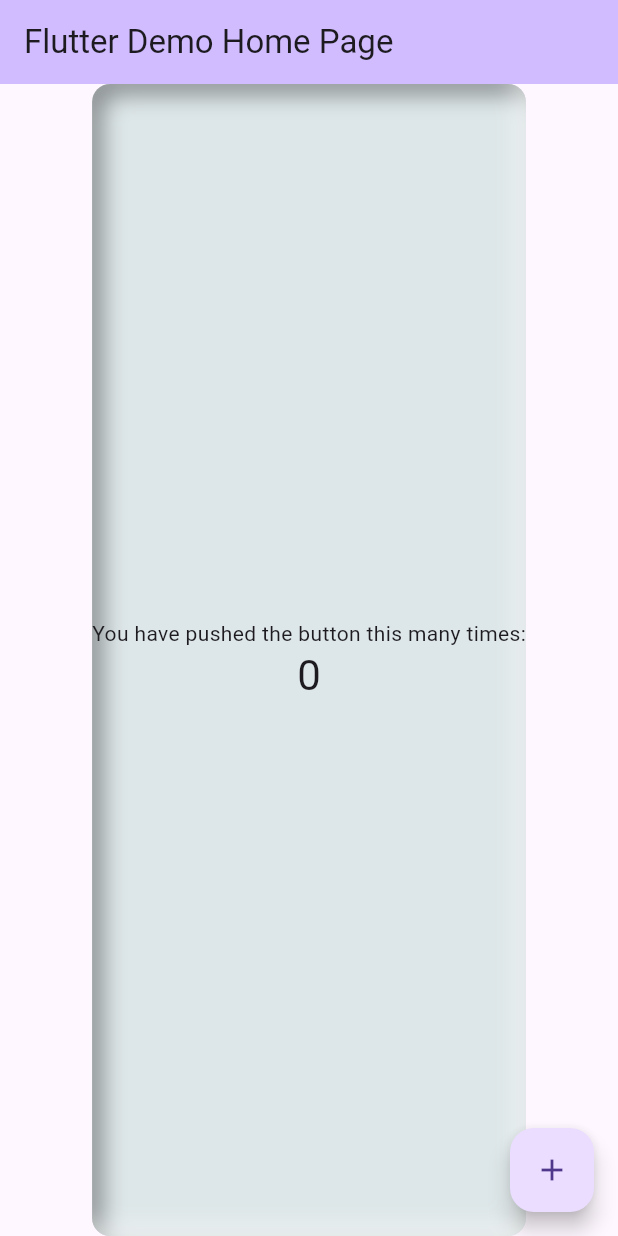
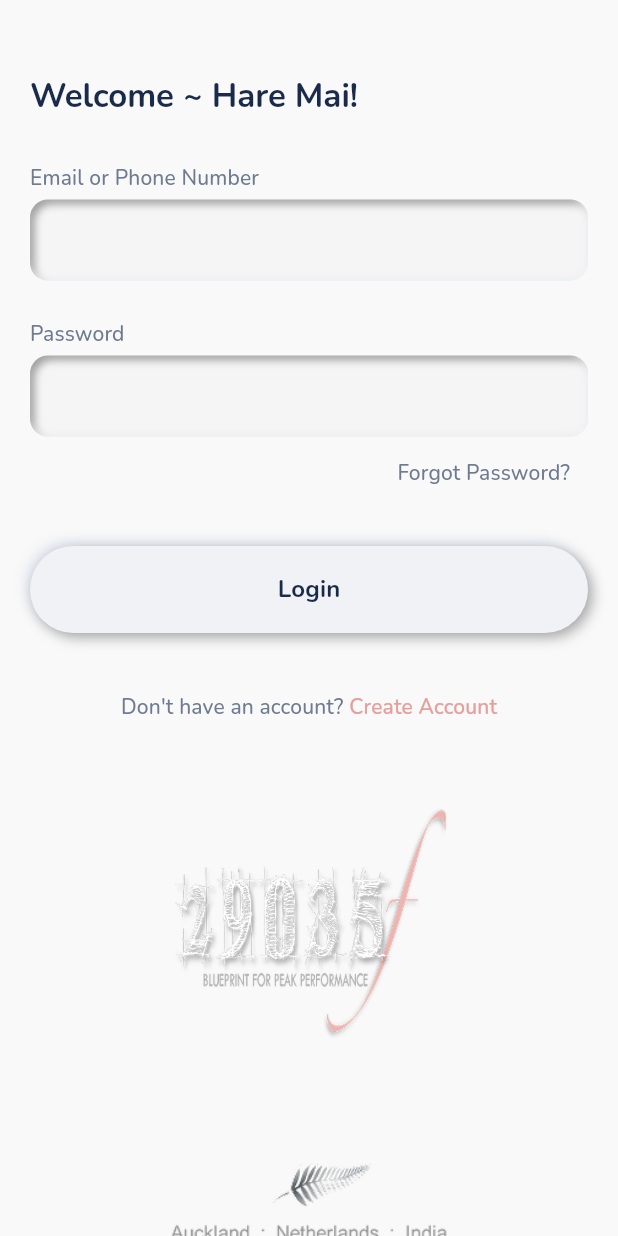
Before and after one commit to iamdanishm/_29035f, a Flutter app: the screen it shows after launch, on a phone screen of 412 x 824 dp. Run offline on Flutter 3.47's test engine with Material 3 defaults, Android fonts, the phone set to English and light mode, and no system bars; our stand-ins replace flutter_neumorphic_plus, flutter_riverpod, go_router, google_fonts.

Commit message:
login screen created

```diff
--- /dev/null
+++ b/lib/auth/login.dart
@@ -0,0 +1,117 @@
+import 'package:_29035f/utils/app_colors.dart';
+import 'package:_29035f/utils/app_images.dart';
+import 'package:_29035f/utils/widgets/neu_button.dart';
+import 'package:_29035f/utils/widgets/neu_text_field.dart';
+import 'package:flutter_neumorphic_plus/flutter_neumorphic.dart';
+import 'package:flutter_riverpod/flutter_riverpod.dart';
+
+class LoginScreen extends ConsumerWidget {
+  const LoginScreen({super.key});
+
+  @override
+  Widget build(BuildContext context, WidgetRef ref) {
+    return Scaffold(
+      body: SafeArea(
+        child: SingleChildScrollView(
+          padding: const EdgeInsets.symmetric(horizontal: 20, vertical: 30),
+          child: Column(
+            crossAxisAlignment: CrossAxisAlignment.start,
+            children: [
+              Padding(
+                padding: const EdgeInsets.only(top: 20, bottom: 30),
+                child: Text(
+                  'Welcome ~ Hare Mai!',
+                  style: Theme.of(context).textTheme.titleLarge!.copyWith(
+                    fontWeight: FontWeight.bold,
+                    color: AppColors.textColor,
+                  ),
+                ),
+              ),
+
+              // Email or Phone number
+              NeuTextField(
+                label: "Email or Phone Number",
+                keyboardType: TextInputType.emailAddress,
+                onChanged: (text) {},
+                validator: (text) {
+                  return null;
+                },
+              ),
+
+              SizedBox(height: 25),
+
+              // Password
+              NeuTextField(
+                label: "Password",
+                keyboardType: TextInputType.visiblePassword,
+                onChanged: (text) {},
+                validator: (text) {
+                  return null;
+                },
+              ),
+
+              // Forgot Password btn
+              Align(
+                alignment: Alignment.centerRight,
+                child: TextButton(
+                  onPressed: () {},
+                  style: TextButton.styleFrom(
+                    foregroundColor: AppColors.lightTextColor,
+                  ),
+                  child: Text("Forgot Password?"),
+                ),
+              ),
+
+              // Login Btn
+              Padding(
+                padding: const EdgeInsets.symmetric(vertical: 25),
+                child: NeuButton(
+                  title: "Login",
+                  onPressed: () {},
+                  height: 58,
+                  width: double.infinity,
+                ),
+              ),
+
+              // Create Account btn
+              Align(
+                alignment: Alignment.center,
+                child: TextButton(
+                  onPressed: () {},
+                  style: TextButton.styleFrom(
+                    foregroundColor: AppColors.lightTextColor,
+                  ),
+                  child: RichText(
+                    text: TextSpan(
+                      children: <InlineSpan>[
+                        TextSpan(
+                          text: 'Create Account',
+                          style: Theme.of(context).textTheme.labelLarge!
+                              .copyWith(color: AppColors.lightPink),
+                        ),
+                      ],
+                      text: 'Don\'t have an account? ',
+                      style: Theme.of(context).textTheme.labelLarge!.copyWith(
+                        color: AppColors.lightTextColor,
+                      ),
+                    ),
+                  ),
+                ),
+              ),
+              SizedBox(height: 30),
+              Align(
+                alignment: Alignment.center,
+                child: Image.asset(AppImages.logo, width: 200),
+              ),
+              SizedBox(height: 50),
+              Align(
+                alignment: Alignment.center,
+                child: Image.asset(AppImages.logo2, width: 200),
+              ),
+            ],
+          ),
+        ),
+      ),
+    );
+  }
+}
--- a/lib/main.dart
+++ b/lib/main.dart
@@ -1,7 +1,13 @@
+import 'package:_29035f/routes/router.dart';
+import 'package:_29035f/utils/app_colors.dart';
 import 'package:flutter_neumorphic_plus/flutter_neumorphic.dart';
+import 'package:flutter_riverpod/flutter_riverpod.dart';
+import 'package:google_fonts/google_fonts.dart';
 
 void main() {
-  runApp(const MyApp());
+  WidgetsFlutterBinding.ensureInitialized();
+
+  runApp(ProviderScope(child: const MyApp()));
 }
 
 class MyApp extends StatelessWidget {
@@ -9,63 +15,12 @@ class MyApp extends StatelessWidget {
 
   @override
   Widget build(BuildContext context) {
-    return MaterialApp(
+    return MaterialApp.router(
       title: 'Flutter',
-      home: const MyHomePage(title: 'Flutter Demo Home Page'),
-    );
-  }
-}
-
-class MyHomePage extends StatefulWidget {
-  const MyHomePage({super.key, required this.title});
-
-  final String title;
-
-  @override
-  State<MyHomePage> createState() => _MyHomePageState();
-}
-
-class _MyHomePageState extends State<MyHomePage> {
-  int _counter = 0;
-
-  void _incrementCounter() {
-    setState(() {
-      _counter++;
-    });
-  }
-
-  @override
-  Widget build(BuildContext context) {
-    return Scaffold(
-      appBar: AppBar(
-        backgroundColor: Theme.of(context).colorScheme.inversePrimary,
-        title: Text(widget.title),
-      ),
-      body: Center(
-        child: Neumorphic(
-          style: NeumorphicStyle(
-            color: NeumorphicTheme.baseColor(context),
-            boxShape: NeumorphicBoxShape.roundRect(BorderRadius.circular(12)),
-            depth: -15,
-            intensity: 0.8,
-            lightSource: LightSource.topLeft,
-          ),
-          child: Column(
-            mainAxisAlignment: MainAxisAlignment.center,
-            children: <Widget>[
-              const Text('You have pushed the button this many times:'),
-              Text(
-                '$_counter',
-                style: Theme.of(context).textTheme.headlineMedium,
-              ),
-            ],
-          ),
-        ),
-      ),
-      floatingActionButton: FloatingActionButton(
-        onPressed: _incrementCounter,
-        tooltip: 'Increment',
-        child: const Icon(Icons.add),
+      routerConfig: router,
+      theme: ThemeData(
+        textTheme: GoogleFonts.nunitoTextTheme(Theme.of(context).textTheme),
+        scaffoldBackgroundColor: AppColors.backgroundColor,
       ),
     );
   }
--- /dev/null
+++ b/lib/routes/router.dart
@@ -0,0 +1,17 @@
+import 'package:_29035f/auth/login.dart';
+import 'package:flutter/material.dart';
+import 'package:go_router/go_router.dart';
+
+final GoRouter router = GoRouter(
+  initialLocation: '/',
+  routes: <GoRoute>[
+    GoRoute(
+      path: '/',
+      builder: (BuildContext context, GoRouterState state) {
+        return LoginScreen();
+      },
+    ),
+  ],
+  errorBuilder: (context, state) =>
+      Scaffold(body: Center(child: Text('No route defined for ${state.uri}'))),
+);
--- /dev/null
+++ b/lib/utils/app_colors.dart
@@ -0,0 +1,13 @@
+import 'package:flutter/material.dart';
+
+class AppColors {
+  static const primaryColor = Color(0xFFF9F9F9);
+  static const secondaryColor = Color(0xFF1A2A4A);
+  static const backgroundColor = Color(0xFFF9F9F9);
+  static const textColor = Color(0xFF1A2A4A);
+  static const lightTextColor = Color(0xFF6E7B91);
+  static const lightPink = Color(0xFFE6A09C);
+  static const lightWhite = Color(0xFFF5F5F5);
+  static const shadowLight = Color(0xFFD0D5E9);
+  static const embossLight = Color(0xFFF1F2F6);
+}
--- /dev/null
+++ b/lib/utils/app_images.dart
@@ -0,0 +1,4 @@
+class AppImages {
+  static const logo = 'assets/images/logo.png';
+  static const logo2 = 'assets/images/logo2.png';
+}
--- /dev/null
+++ b/lib/utils/widgets/neu_button.dart
@@ -0,0 +1,47 @@
+import 'package:_29035f/utils/app_colors.dart';
+import 'package:flutter_neumorphic_plus/flutter_neumorphic.dart';
+import 'package:flutter_riverpod/flutter_riverpod.dart';
+
+class NeuButton extends ConsumerWidget {
+  const NeuButton({
+    super.key,
+    required this.title,
+    required this.onPressed,
+    required this.width,
+    required this.height,
+  });
+  final String title;
+  final Function() onPressed;
+  final double width;
+  final double height;
+
+  @override
+  Widget build(BuildContext context, WidgetRef ref) {
+    return SizedBox(
+      width: width,
+      height: height,
+      child: NeumorphicButton(
+        onPressed: onPressed,
+        padding: const EdgeInsets.all(15),
+        style: NeumorphicStyle(
+          depth: 6,
+          shape: NeumorphicShape.flat,
+          intensity: 0.6,
+          shadowLightColor: AppColors.shadowLight,
+          lightSource: LightSource.topLeft,
+          color: AppColors.embossLight,
+          boxShape: NeumorphicBoxShape.roundRect(BorderRadius.circular(50)),
+        ),
+        child: Center(
+          child: Text(
+            title,
+            style: Theme.of(context).textTheme.titleMedium!.copyWith(
+              color: AppColors.textColor,
+              fontWeight: FontWeight.bold,
+            ),
+          ),
+        ),
+      ),
+    );
+  }
+}
--- /dev/null
+++ b/lib/utils/widgets/neu_text_field.dart
@@ -0,0 +1,66 @@
+import 'package:_29035f/utils/app_colors.dart';
+import 'package:flutter_neumorphic_plus/flutter_neumorphic.dart';
+import 'package:flutter_riverpod/flutter_riverpod.dart';
+
+class NeuTextField extends ConsumerStatefulWidget {
+  const NeuTextField({
+    super.key,
+    required this.label,
+    this.controller,
+    required this.keyboardType,
+    required this.onChanged,
+    required this.validator,
+  });
+  final String label;
+  final TextEditingController? controller;
+  final TextInputType keyboardType;
+  final Function(String)? onChanged;
+  final FormFieldValidator validator;
+
+  @override
+  ConsumerState<NeuTextField> createState() => _NeuTextFieldState();
+}
+
+class _NeuTextFieldState extends ConsumerState<NeuTextField> {
+  @override
+  Widget build(BuildContext context) {
+    return Column(
+      crossAxisAlignment: CrossAxisAlignment.start,
+      children: [
+        Text(
+          widget.label,
+          style: Theme.of(
+            context,
+          ).textTheme.labelLarge!.copyWith(color: AppColors.lightTextColor),
+        ),
+
+        SizedBox(height: 5),
+        Neumorphic(
+          style: NeumorphicStyle(
+            depth: -6,
+            intensity: 0.8,
+            boxShape: NeumorphicBoxShape.roundRect(BorderRadius.circular(12)),
+            lightSource: LightSource.topLeft,
+            color: AppColors.lightWhite,
+            shadowLightColor: AppColors.shadowLight,
+            shadowLightColorEmboss: AppColors.embossLight,
+          ),
+          child: TextFormField(
+            controller: widget.controller,
+            keyboardType: TextInputType.emailAddress,
+            onChanged: widget.onChanged,
+            autovalidateMode: AutovalidateMode.onUserInteraction,
+            validator: widget.validator,
+            decoration: InputDecoration(
+              border: InputBorder.none,
+              contentPadding: const EdgeInsets.symmetric(
+                horizontal: 10,
+                vertical: 15,
+              ),
+            ),
+          ),
+        ),
+      ],
+    );
+  }
+}
```
Also changed, not shown: pubspec.yaml (+3 -66 lines), assets/images/logo.png (added), assets/images/logo2.png (added).
